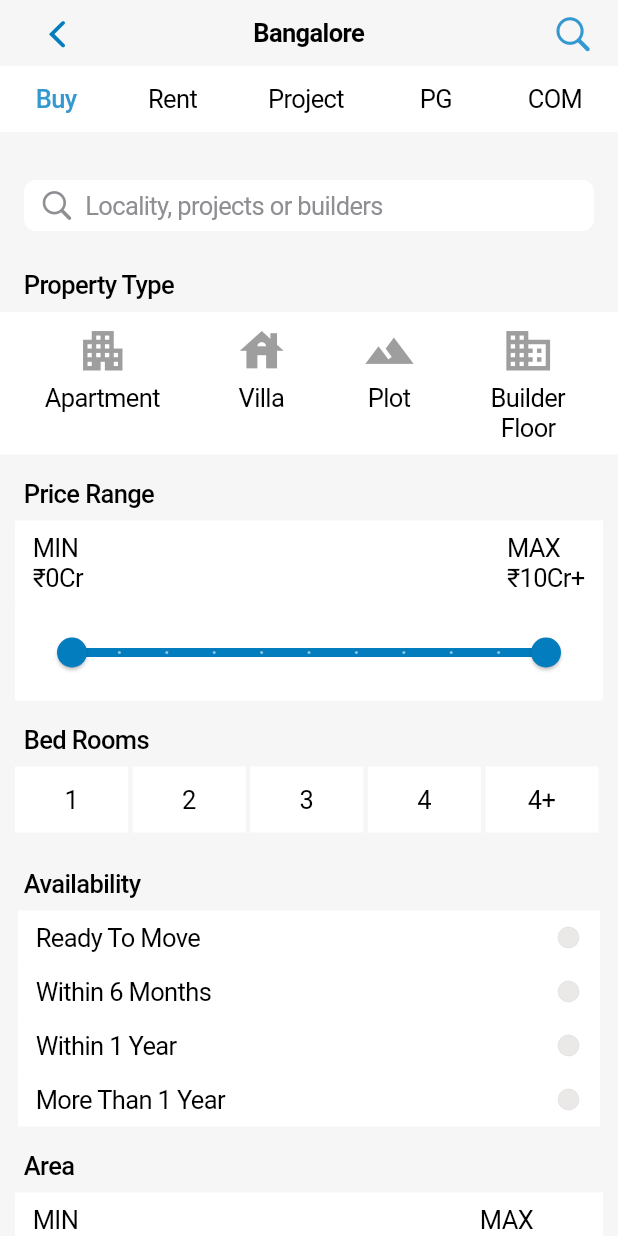
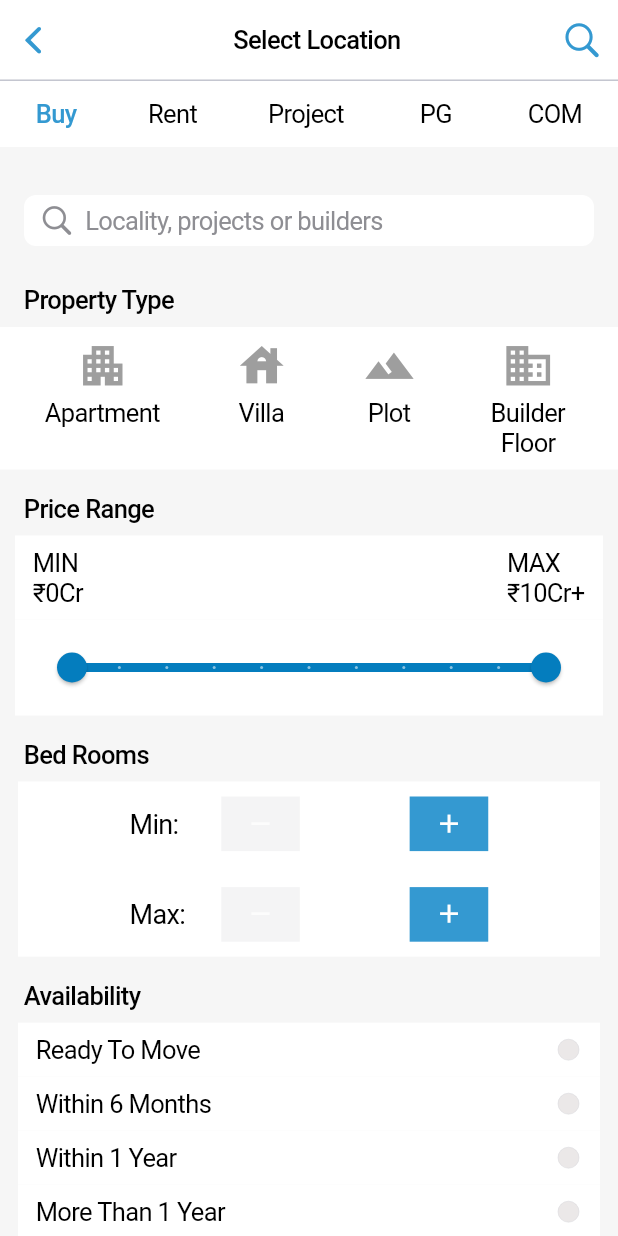
Before and after one commit to bveloper01/CribQuest, a Flutter app: the screen it shows after launch, on a phone screen of 412 x 824 dp. Run offline on Flutter 3.47's test engine with Material 3 defaults, Android fonts, the phone set to English and light mode, and no system bars.

Commit message:
counters added

```diff
--- /dev/null
+++ b/lib/Widgets/place_selection_bar.dart
@@ -0,0 +1,178 @@
+import 'package:flutter/material.dart';
+import 'package:flutter/cupertino.dart';
+import 'package:property_search/Components/colors.dart';
+
+class PlaceSelectionBar extends StatefulWidget {
+  const PlaceSelectionBar({super.key});
+
+  @override
+  State<PlaceSelectionBar> createState() => _PlaceSelectionBarState();
+}
+
+class _PlaceSelectionBarState extends State<PlaceSelectionBar> {
+  String? selectedState;
+  String? selectedCity;
+
+  final List<String> states = [
+    'Karnataka',
+    'Delhi',
+    'Maharashtra',
+    'Chennai',
+    'Rajasthan',
+  ];
+
+  final Map<String, List<String>> cities = {
+    'Karnataka': ['Bangalore', 'Mysore', 'Hubli', 'Mangalore', 'Belgaum'],
+    'Delhi': [
+      'New Delhi',
+      'Connaught Place',
+      'Chandni Chowk',
+      'Karol Bagh',
+      'Dwarka'
+    ],
+    'Maharashtra': ['Mumbai', 'Pune', 'Nagpur', 'Nashik', 'Aurangabad'],
+    'Chennai': ['Chennai', 'Coimbatore', 'Madurai', 'Tiruchirappalli', 'Salem'],
+    'Rajasthan': ['Jaipur', 'Jodhpur', 'Udaipur', 'Kota', 'Ajmer'],
+  };
+
+  void _resetSelection() {
+    setState(() {
+      selectedState = null;
+      selectedCity = null;
+    });
+  }
+
+  @override
+  Widget build(BuildContext context) {
+    return Container(
+      height: 53,
+      color: Colors.white,
+      child: Row(
+        children: [
+          CupertinoButton(
+            padding: EdgeInsets.zero,
+            child: const Icon(
+              CupertinoIcons.back,
+              color: secondaryColor,
+              size: 28,
+            ),
+            onPressed: () {},
+          ),
+          Expanded(
+            child: CupertinoButton(
+              child: Row(
+                mainAxisAlignment: MainAxisAlignment.center,
+                children: [
+                  Padding(
+                    padding: const EdgeInsets.only(left: 15),
+                    child: Text(
+                      selectedCity ?? selectedState ?? 'Select Location',
+                      style: const TextStyle(
+                        color: Colors.black,
+                        fontWeight: FontWeight.w500,
+                      ),
+                    ),
+                  ),
+                  const SizedBox(width: 10),
+                  if (selectedCity != null || selectedState != null)
+                    GestureDetector(
+                      onTap: _resetSelection,
+                      child: const Icon(
+                        CupertinoIcons.clear_circled_solid,
+                        size: 20,
+                        color: secondaryColor,
+                      ),
+                    ),
+                ],
+              ),
+              onPressed: () {
+                if (selectedState == null) {
+                  showCupertinoModalPopup(
+                    context: context,
+                    builder: (context) => CupertinoActionSheet(
+                      title: const Text('Select State'),
+                      actions: List.generate(
+                        states.length,
+                        (index) => CupertinoActionSheetAction(
+                          child: Text(states[index]),
+                          onPressed: () {
+                            setState(() {
+                              selectedState = states[index];
+                            });
+                            Navigator.pop(context);
+                            showCupertinoModalPopup(
+                              context: context,
+                              builder: (context) => CupertinoActionSheet(
+                                title: const Text('Select City'),
+                                actions: List.generate(
+                                  cities[selectedState]!.length,
+                                  (index) => CupertinoActionSheetAction(
+                                    child: Text(cities[selectedState]![index]),
+                                    onPressed: () {
+                                      setState(() {
+                                        selectedCity =
+                                            cities[selectedState]![index];
+                                      });
+                                      Navigator.pop(context);
+                                    },
+                                  ),
+                                ),
+                                cancelButton: CupertinoActionSheetAction(
+                                  child: const Text('Cancel'),
+                                  onPressed: () {
+                                    Navigator.pop(context);
+                                  },
+                                ),
+                              ),
+                            );
+                          },
+                        ),
+                      ),
+                      cancelButton: CupertinoActionSheetAction(
+                        child: const Text('Cancel'),
+                        onPressed: () {
+                          Navigator.pop(context);
+                        },
+                      ),
+                    ),
+                  );
+                } else {
+                  showCupertinoModalPopup(
+                    context: context,
+                    builder: (context) => CupertinoActionSheet(
+                      title: const Text('Select City'),
+                      actions: List.generate(
+                        cities[selectedState]!.length,
+                        (index) => CupertinoActionSheetAction(
+                          child: Text(cities[selectedState]![index]),
+                          onPressed: () {
+                            setState(() {
+                              selectedCity = cities[selectedState]![index];
+                            });
+                            Navigator.pop(context);
+                          },
+                        ),
+                      ),
+                      cancelButton: CupertinoActionSheetAction(
+                        child: const Text('Cancel'),
+                        onPressed: () {
+                          Navigator.pop(context);
+                        },
+                      ),
+                    ),
+                  );
+                }
+              },
+            ),
+          ),
+          const Icon(
+            CupertinoIcons.search,
+            size: 28,
+            color: secondaryColor,
+          ),
+          const SizedBox(width: 10),
+        ],
+      ),
+    );
+  }
+}
--- a/lib/Widgets/room_count.dart
+++ b/lib/Widgets/room_count.dart
@@ -4,59 +4,178 @@ import 'package:property_search/Components/colors.dart';
 
 class BedRoomCount extends StatefulWidget {
   const BedRoomCount({super.key});
-
   @override
   State<BedRoomCount> createState() => _BedRoomCountState();
 }
+
 class _BedRoomCountState extends State<BedRoomCount> {
-  int _selectedBedrooms = 0;
+  int? minRooms; // null to represent the initial zero values
+  int? maxRooms; // null to represent the initial zero values
+  // function to increment Min Rooms
+  void incrementMinRooms() {
+    setState(() {
+      if (minRooms == null) {
+        minRooms = 1; // Start counting from 1
+      } else if (minRooms! < 19) {
+        minRooms = minRooms! + 1;
+      }
+      // Reset max if min becomes higher
+      if (maxRooms != null && minRooms! >= maxRooms!) {
+        maxRooms = null; // Reset max to allow new increments
+      }
+    });
+  }
+
+  // function to decrement Min Rooms
+  void decrementMinRooms() {
+    setState(() {
+      if (minRooms != null && minRooms! > 0) {
+        minRooms = minRooms! - 1;
+      }
+      if (minRooms == 0) {
+        minRooms = null; // Hide 0 in the text widget
+      }
+    });
+  }
+
+  // Increment Max Rooms
+  void incrementMaxRooms() {
+    setState(() {
+      if (maxRooms == null) {
+        maxRooms = (minRooms ?? 0) + 1; // Start max from min + 1
+      } else if (maxRooms! < 20) {
+        maxRooms = maxRooms! + 1;
+      }
+    });
+  }
+
+  // Decrement Max Rooms (allow max to reach 0 and be null)
+  void decrementMaxRooms() {
+    setState(() {
+      if (maxRooms != null && maxRooms! > 0) {
+        maxRooms = maxRooms! - 1;
+      }
+      if (maxRooms == 0) {
+        maxRooms = null; // Reset to null (hide 0 in the text widget)
+      }
+      // Reset minRooms if maxRooms <= minRooms, starting over
+      if (maxRooms != null && minRooms != null && maxRooms! <= minRooms!) {
+        minRooms = null; // Reset minRooms to the initial empty state
+      }
+    });
+  }
+
   @override
   Widget build(BuildContext context) {
     return Column(
       crossAxisAlignment: CrossAxisAlignment.start,
       children: [
         const Padding(
-          padding: EdgeInsets.only(left: 16),
+          padding: EdgeInsets.only(left: 16, bottom: 8),
           child: Text('Bed Rooms',
               style:
                   TextStyle(fontWeight: FontWeight.w500, color: Colors.black)),
         ),
-        Padding(
-          padding: const EdgeInsets.fromLTRB(10, 8, 10, 8),
-          child: Row(
+        // Min Counter Row
+        Container(
+          margin: const EdgeInsets.fromLTRB(12, 0, 12, 0),
+          color: Colors.white,
+          padding: const EdgeInsets.fromLTRB(12, 10, 12, 10),
+          child: Column(
             children: [
-              _buildBedroomButton('1'),
-              _buildBedroomButton('2'),
-              _buildBedroomButton('3'),
-              _buildBedroomButton('4'),
-              _buildBedroomButton('4+'),
+              Row(
+                mainAxisAlignment: MainAxisAlignment.center,
+                children: [
+                  const SizedBox(
+                    width: 45,
+                    child: Text(
+                      "Min: ", // Display empty if null
+                      style: TextStyle(fontSize: 18, color: Colors.black),
+                    ),
+                  ),
+                  const SizedBox(width: 16),
+                  _buildButton(
+                    icon: Icons.remove,
+                    onPressed: decrementMinRooms,
+                    isDisabled: minRooms == null ||
+                        minRooms == 0, // Disable if min is null or 0
+                  ),
+                  const SizedBox(width: 16),
+                  SizedBox(
+                    width: MediaQuery.sizeOf(context).width * 0.1,
+                    child: Center(
+                      child: Text(
+                        minRooms?.toString() ?? "", // Display empty if null
+                        style:
+                            const TextStyle(fontSize: 18, color: Colors.black),
+                      ),
+                    ),
+                  ),
+                  const SizedBox(width: 16),
+                  _buildButton(
+                    icon: Icons.add,
+                    onPressed: incrementMinRooms,
+                  ),
+                ],
+              ),
+              const SizedBox(height: 24),
+              // Max Counter Row
+              Row(
+                mainAxisAlignment: MainAxisAlignment.center,
+                children: [
+                  const SizedBox(
+                    width: 45,
+                    child: Text(
+                      "Max: ", // Display empty if null
+                      style: TextStyle(fontSize: 18, color: Colors.black),
+                    ),
+                  ),
+                  const SizedBox(width: 16),
+                  _buildButton(
+                    icon: Icons.remove,
+                    onPressed: decrementMaxRooms,
+                    isDisabled: maxRooms == null, // Disable if max is null
+                  ),
+                  const SizedBox(width: 16),
+                  SizedBox(
+                    width: MediaQuery.sizeOf(context).width * 0.1,
+                    child: Center(
+                      child: Text(
+                        maxRooms?.toString() ?? "", // Display empty if null
+                        style:
+                            const TextStyle(fontSize: 18, color: Colors.black),
+                      ),
+                    ),
+                  ),
+                  const SizedBox(width: 16),
+                  _buildButton(
+                    icon: Icons.add,
+                    onPressed: incrementMaxRooms,
+                    isDisabled: maxRooms == 20, // Disable if max is 20
+                  ),
+                ],
+              ),
             ],
           ),
         ),
       ],
     );
   }
-  Widget _buildBedroomButton(String text) {
-    bool isSelected = _selectedBedrooms.toString() == text;
-    return Expanded(
-      child: Padding(
-        padding: const EdgeInsets.only(right: 3),
-        child: CupertinoButton(
-          borderRadius: const BorderRadius.all(Radius.circular(0.0)),
-          padding: const EdgeInsets.symmetric(horizontal: 16, vertical: 8),
-          color: isSelected ? secondaryColor : CupertinoColors.white,
-          child: Text(
-            text,
-            style: TextStyle(
-                color:
-                    isSelected ? CupertinoColors.white : CupertinoColors.black),
-          ),
-          onPressed: () {
-            setState(() {
-              _selectedBedrooms = int.tryParse(text) ?? 0;
-            });
-          },
-        ),
+
+  Widget _buildButton({
+    required IconData icon,
+    required VoidCallback onPressed,
+    bool isDisabled = false,
+  }) {
+    return CupertinoButton(
+      minSize: 0,
+      borderRadius: const BorderRadius.all(Radius.circular(0.0)),
+      padding: const EdgeInsets.symmetric(horizontal: 16, vertical: 8),
+      color: isDisabled ? CupertinoColors.inactiveGray : secondaryColor,
+      onPressed: isDisabled ? null : onPressed,
+      child: Icon(
+        icon,
+        color: isDisabled ? Colors.white70 : CupertinoColors.white,
       ),
     );
   }
--- a/lib/main.dart
+++ b/lib/main.dart
@@ -5,6 +5,7 @@ import 'package:property_search/Components/colors.dart';
 import 'package:property_search/Widgets/amenities_switch.dart';
 import 'package:property_search/Widgets/area_range_slider.dart';
 import 'package:property_search/Widgets/availability_radio_button.dart';
+import 'package:property_search/Widgets/place_selection_bar.dart';
 import 'package:property_search/Widgets/price_range_slider.dart';
 import 'package:property_search/Widgets/property_type.dart';
 import 'package:property_search/Widgets/room_count.dart';
@@ -22,9 +23,11 @@ void main() {
 
 class PropertySearchScreen extends StatefulWidget {
   const PropertySearchScreen({super.key});
+
   @override
   PropertySearchScreenState createState() => PropertySearchScreenState();
 }
+
 class PropertySearchScreenState extends State<PropertySearchScreen> {
   OverlayEntry? _overlayEntry;
 
@@ -36,12 +39,14 @@ class PropertySearchScreenState extends State<PropertySearchScreen> {
     _overlayEntry?.remove();
     _overlayEntry = null;
   }
+
   @override
   Widget build(BuildContext context) {
     SystemChrome.setPreferredOrientations([
       DeviceOrientation.portraitUp,
       DeviceOrientation.portraitDown,
     ]);
+
     return GestureDetector(
       onTap: () {
         FocusScope.of(context).unfocus();
@@ -49,32 +54,15 @@ class PropertySearchScreenState extends State<PropertySearchScreen> {
       },
       child: CupertinoPageScaffold(
         backgroundColor: tertiaryColor,
-        navigationBar: CupertinoNavigationBar(
-          backgroundColor: Colors.white,
-          leading: CupertinoButton(
-            padding: EdgeInsets.zero,
-            child: const Icon(
-              CupertinoIcons.back,
-              color: primaryColor,
-              size: 28,
-            ),
-            onPressed: () {},
-          ),
-          middle: const Text(
-            'Bangalore',
-            style: TextStyle(color: Colors.black),
-          ),
-          trailing: const Icon(
-            CupertinoIcons.search,
-            size: 28,
-            color: secondaryColor,
-          ),
-        ),
         child: SafeArea(
           child: SingleChildScrollView(
             child: Column(
               crossAxisAlignment: CrossAxisAlignment.start,
               children: [
+                const PlaceSelectionBar(),
+                const Divider(
+                  height: 1,
+                ),
                 const TopNavBar(),
                 const SizedBox(height: 16),
                 CupertinoSearchQuery(onOverlayCreated: _handleOverlayCreated),
```
Also changed, not shown: pubspec.lock.
